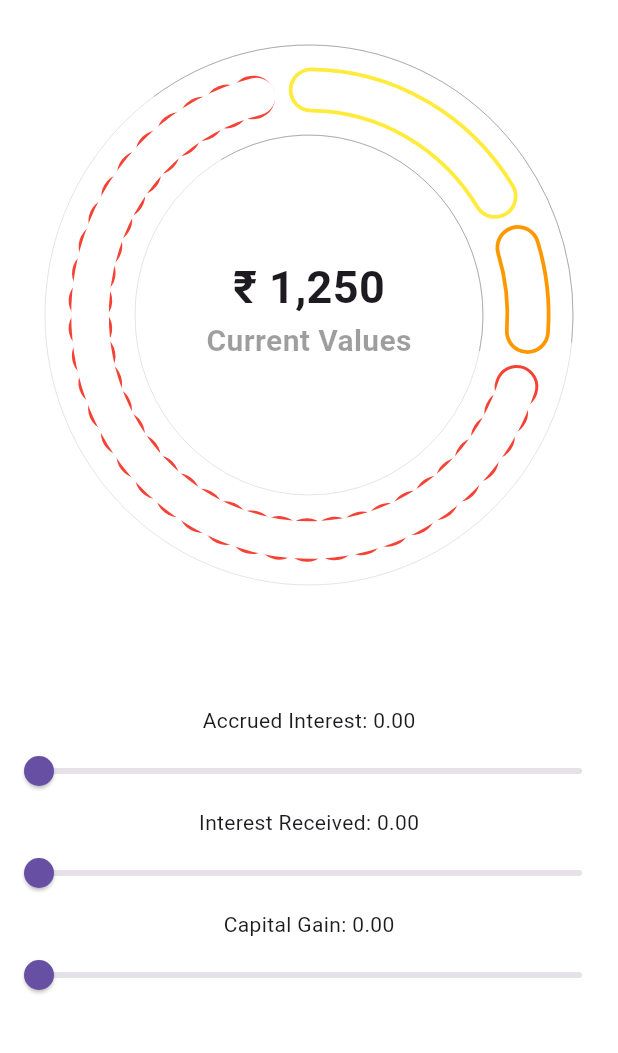
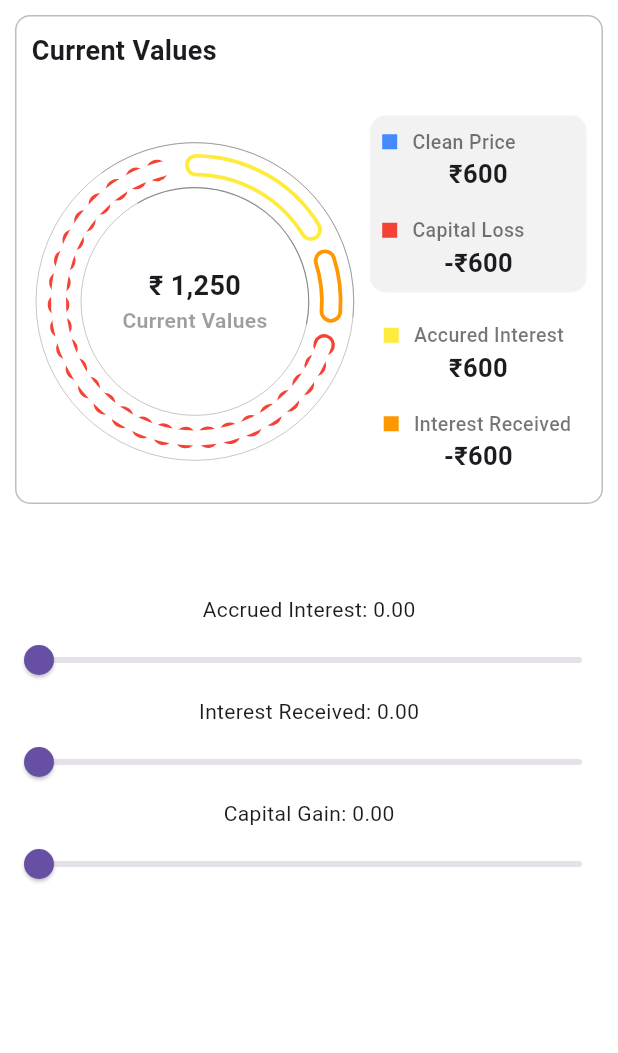
Before and after one commit to VishnukantMULE/circularchart, a Flutter app: the screen it shows after launch, on a phone screen of 412 x 824 dp, the part 84-1137 px from its top. Run offline on Flutter 3.47's test engine with Material 3 defaults, Android fonts, the phone set to English and light mode, and no system bars; our stand-ins replace get.

Commit message:
Added Lables

```diff
--- a/lib/screens/chart/chart_controller.dart
+++ b/lib/screens/chart/chart_controller.dart
@@ -11,7 +11,7 @@ class ChartController extends GetxController {
   var data = <PieChartData>[
     PieChartData(Colors.yellow, 20.0, 0.0,Colors.yellow,Colors.yellow,false),
     PieChartData(Colors.orange, 10.0, 0.0,Colors.orange,Colors.orange,false),
-    PieChartData(Colors.blueAccent, 70.0, 0.0,Colors.green,Colors.red,false),
+    PieChartData(Colors.blueAccent, 70.0, 0.0,Colors.green,Colors.red,true),
   ].obs;
 
 
--- a/lib/screens/chart/chart_view.dart
+++ b/lib/screens/chart/chart_view.dart
@@ -1,4 +1,5 @@
 import 'package:circularchart/screens/chart/chart_controller.dart';
+import 'package:circularchart/screens/chart/widgets/lables_data.dart';
 import 'package:flutter/material.dart';
 import 'package:circularchart/screens/chart/widgets/chart_painter.dart';
 import 'package:get/get.dart';
@@ -9,7 +10,8 @@ class ChartView extends StatelessWidget {
   @override
   Widget build(BuildContext context) {
     final ChartController controller = Get.put(ChartController());
-
+    final sizeofDevice=MediaQuery.of(context).size.width*0.32;
+    late double size=sizeofDevice;
     return Scaffold(
       appBar: AppBar(
         title: const Text(
@@ -21,38 +23,98 @@ class ChartView extends StatelessWidget {
       backgroundColor: Colors.white,
       body: ListView(
         children: [
+
           Padding(
-            padding: const EdgeInsets.all(60),
-            child: Obx(() {
-              return CustomPaint(
-                painter: ChartPainter(30, controller.data, controller.val.value),
-                size: const Size(250, 250),
-                child: const SizedBox.square(
-                  dimension: 300,
-                  child: Center(
+            padding: const EdgeInsets.all(10.0),
+            child: Container(
+
+              decoration: BoxDecoration(
+                border: Border.all(color: Colors.black26),
+                borderRadius: BorderRadius.circular(10),
+
+              ),
+              child: Padding(
+                padding: const EdgeInsets.all(10),
+                child:Column(
+                  crossAxisAlignment: CrossAxisAlignment.start,
+                  children: [
+                    Text("Current Values",style: TextStyle(fontSize: 18,fontWeight: FontWeight.bold),),
+                    SizedBox(height: 30,),
+                    Row(
+                      mainAxisAlignment: MainAxisAlignment.spaceBetween,
+                      children: [
+                        Obx(() {
+                          return Padding(
+                            padding: const EdgeInsets.all(18.0),
+                            child: CustomPaint(
+                              painter: ChartPainter(15, controller.data, controller.val.value),
+                              size:  Size(size, size),
+                              child:  SizedBox.square(
+                                dimension: size+50,
+                                child:  Center(
                                     child: SizedBox(
-                        width: 200,
-                        height: 80,
+                                      width: size*0.90,
+                                      height: size*0.35,
                                       child: Column(
                                         children: [
                                           Text(
                                             "₹ 1,250",
                                             style: TextStyle(
-                                  fontSize: 30, fontWeight: FontWeight.bold),
+                                                fontSize: 18, fontWeight: FontWeight.bold),
                                           ),
                                           Text(
                                             "Current Values",
                                             style: TextStyle(
                                                 color: Colors.black38,
-                                  fontSize: 20,
+                                                fontSize: 14,
                                                 fontWeight: FontWeight.bold),
                                           )
                                         ],
                                       ),
                                     )),
                               ),
+                            ),
                           );
                         }),
+                        Column(
+
+                          children: [
+                            Container(
+                              width: MediaQuery.of(context).size.width*0.35,
+
+                              decoration: BoxDecoration(
+                                borderRadius: BorderRadius.circular(10),
+                                color: Color.fromRGBO(0, 0, 0, 0.05)
+                              ),
+                              child: const Column(
+                                children: [
+                                  LablesData(lable: 'Clean Price', price: '₹600', lableColor: Colors.blueAccent,),
+                                  LablesData(lable: 'Capital Loss', price: '-₹600', lableColor: Colors.red,),
+                                ],
+                              ),
+                            ),
+                            const SizedBox(height: 10,),
+                            Container(
+                              width: MediaQuery.of(context).size.width*0.35,
+                              decoration: BoxDecoration(
+                                  border: Border.all(color: Colors.white30),
+                                  borderRadius: BorderRadius.circular(10),
+                              ),
+                              child: const Column(
+                                children: [
+                                  LablesData(lable: 'Accured Interest', price: '₹600', lableColor: Colors.yellow,),
+                                  LablesData(lable: 'Interest Received', price: '-₹600', lableColor: Colors.orange,),
+                                ],
+                              ),
+                            )
+                          ],
+                        )
+                      ],
+                    )
+                  ],
+                ),
+              ),
+            ),
           ),
 
 
--- a/lib/screens/chart/widgets/chart_painter.dart
+++ b/lib/screens/chart/widgets/chart_painter.dart
@@ -67,8 +67,8 @@ class ChartPainter extends CustomPainter {
 
 
 
-      const double dashWidth = 0.5;
-      const double dashSpace = 18.0;
+       final double dashWidth = data.paint.strokeWidth*0.004;
+       final double dashSpace = data.paint.strokeWidth*0.99;
 
 
 
@@ -76,13 +76,28 @@ class ChartPainter extends CustomPainter {
 
 
       if (i == 2) {
-        final Paint dottedRed = Paint()
-          ..color = Colors.red
-          ..style = PaintingStyle.stroke
-          ..strokeWidth = 29
-          ..strokeCap = StrokeCap.round;
+        if(dataList[i].isSecondary==true)
+          {
+            final Paint dottedRed = Paint()
+              ..color = dataList[i].sbColor
+              ..style = PaintingStyle.stroke
+              ..strokeWidth = data.paint.strokeWidth- (data.paint.strokeWidth*0.04)
+              ..strokeCap = StrokeCap.round;
 
-        _drawDottedArc(canvas, outerPath, dottedRed, dashWidth, dashSpace);
+            _drawDottedArc(canvas, outerPath, dottedRed, dashWidth, dashSpace);
+
+          }
+        else
+          {
+            final Paint border = Paint()
+              ..color = dataList[i].pbColor
+              ..style = PaintingStyle.stroke
+              ..strokeWidth = data.paint.strokeWidth- (data.paint.strokeWidth*0.04)
+              ..strokeCap = StrokeCap.round;
+            canvas.drawPath(outerPath, border);
+
+          }
+
       } else {
         canvas.drawPath(outerPath, data.paint);
       }
@@ -139,12 +154,12 @@ class ChartPainter extends CustomPainter {
       final obPaint = Paint()
         ..color = Colors.black12
         ..style = PaintingStyle.stroke
-        ..strokeWidth = data.paint.strokeWidth - 29.5;
+        ..strokeWidth = data.paint.strokeWidth - (data.paint.strokeWidth*0.97);
 
       final obCompletePaint = Paint()
         ..color = Colors.black12
         ..style = PaintingStyle.stroke
-        ..strokeWidth = data.paint.strokeWidth - 29.8;
+        ..strokeWidth = data.paint.strokeWidth - (data.paint.strokeWidth*0.97);
 
       final obRect = rect.inflate(data.paint.strokeWidth);
       final obCompleteRect = rect.inflate(data.paint.strokeWidth);
@@ -163,12 +178,12 @@ class ChartPainter extends CustomPainter {
       final ibPaint = Paint()
         ..color = Colors.black12
         ..style = PaintingStyle.stroke
-        ..strokeWidth = data.paint.strokeWidth - 29.5;
+        ..strokeWidth = data.paint.strokeWidth - (data.paint.strokeWidth*0.95);
 
       final ibCompletePaint = Paint()
         ..color = Colors.black12
         ..style = PaintingStyle.stroke
-        ..strokeWidth = data.paint.strokeWidth - 29.8;
+        ..strokeWidth = data.paint.strokeWidth - (data.paint.strokeWidth*0.97);
 
       final ibRect = rect.deflate(data.paint.strokeWidth);
       final ibCompleteRect = rect.deflate(data.paint.strokeWidth);
--- /dev/null
+++ b/lib/screens/chart/widgets/lables_data.dart
@@ -0,0 +1,43 @@
+import 'package:flutter/material.dart';
+
+class LablesData extends StatelessWidget {
+  final String lable;
+  final String price;
+  final Color lableColor;
+  const LablesData({super.key,required this.lable,required this.price,required this.lableColor});
+
+
+  @override
+  Widget build(BuildContext context) {
+    return Padding(
+      padding: const EdgeInsets.all(8.0),
+      child: Column(
+        crossAxisAlignment: CrossAxisAlignment.center,
+        children: [
+          Row(
+            mainAxisAlignment: MainAxisAlignment.start,
+            children: [
+              Container(
+                width: 10,
+                height: 10,
+                color: lableColor,
+              ),
+              SizedBox(width: 10,),
+              Text(lable,style: TextStyle(fontSize: 13,fontWeight: FontWeight.w500,color: Colors.black54),)
+
+            ],
+          ),
+          Column(
+            crossAxisAlignment:CrossAxisAlignment.end ,
+            children: [
+              Text(price,style: TextStyle(fontWeight: FontWeight.bold,fontSize: 17),),
+
+            ],
+          )
+
+
+        ],
+      ),
+    );
+  }
+}
```
Lines whose indentation alone changed are shown as unchanged.
